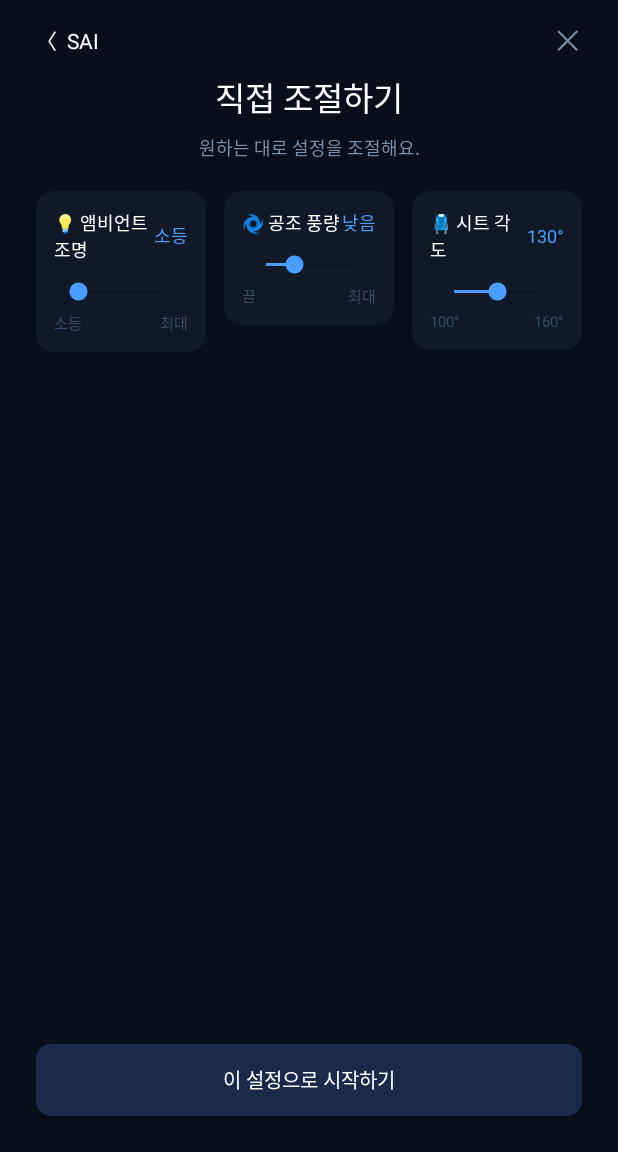
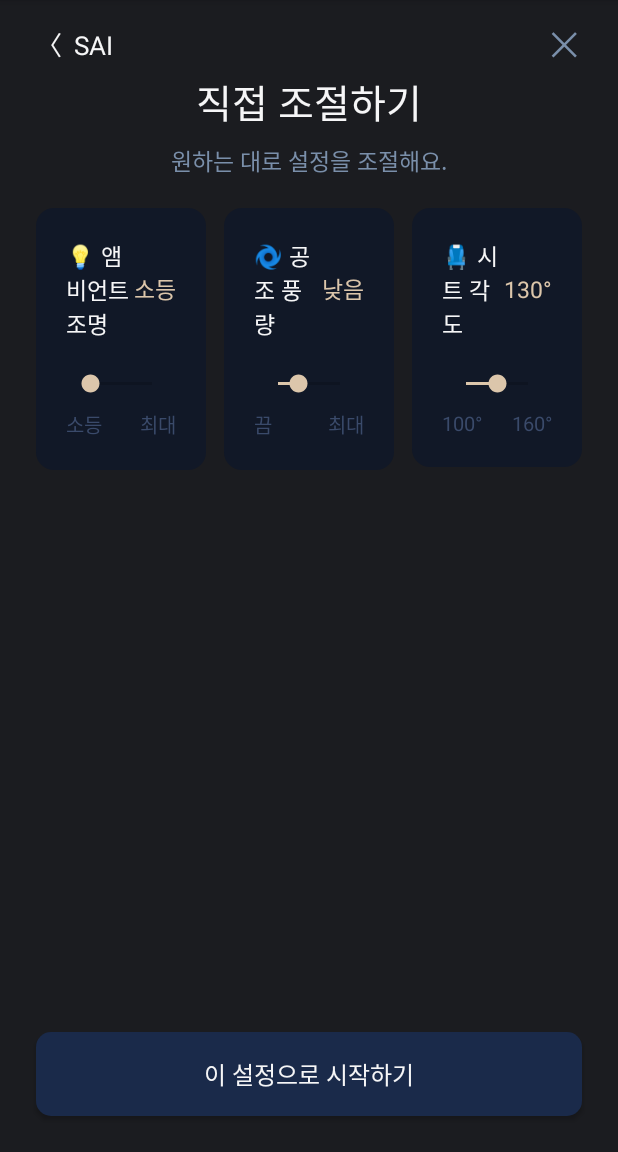
Before and after one commit to yoojinsong-cs/pleos-connect-app, an Android app: the NappingCustomActivity screen opened directly, with no data from a screen before it, on a phone screen of 412 x 824 dp, the part 84-1236 px from its top. Run offline under Robolectric (Android 15) with nearby library versions, the phone set to English and light mode, and no system bars.

Commit message:
UI 피드백 반영 및 뮤트 로직 수정

```diff
--- a/automotive/src/main/AndroidManifest.xml
+++ b/automotive/src/main/AndroidManifest.xml
@@ -15,7 +15,6 @@
         android:appCategory="audio"
         android:icon="@mipmap/ic_launcher"
         android:label="@string/app_name"
-        android:roundIcon="@mipmap/ic_launcher_round"
         android:supportsRtl="true"
         android:theme="@style/Theme.MyApplication">
 
--- a/automotive/src/main/res/layout/activity_napping_custom.xml
+++ b/automotive/src/main/res/layout/activity_napping_custom.xml
@@ -4,15 +4,15 @@
     xmlns:app="http://schemas.android.com/apk/res-auto"
     android:layout_width="match_parent"
     android:layout_height="match_parent"
-    android:background="#0A0E1A">
+    android:background="#1B1C20">
 
     <TextView
         android:id="@+id/tvBack"
         android:layout_width="wrap_content"
         android:layout_height="wrap_content"
         android:text="〈  SAI"
-        android:textColor="#FFFFFF"
-        android:textSize="14sp"
+        android:textColor="#F6F6F7"
+        android:textSize="17sp"
         android:layout_marginStart="24dp"
         android:layout_marginTop="16dp"
         app:layout_constraintTop_toTopOf="parent"
@@ -20,13 +20,13 @@
 
     <TextView
         android:id="@+id/btnClose"
-        android:layout_width="36dp"
-        android:layout_height="36dp"
+        android:layout_width="40dp"
+        android:layout_height="40dp"
         android:layout_marginEnd="16dp"
         android:layout_marginTop="8dp"
         android:text="✕"
         android:textColor="#7A8FAA"
-        android:textSize="18sp"
+        android:textSize="22sp"
         android:gravity="center"
         android:contentDescription="닫기"
         app:layout_constraintTop_toTopOf="parent"
@@ -37,8 +37,8 @@
         android:layout_width="wrap_content"
         android:layout_height="wrap_content"
         android:text="직접 조절하기"
-        android:textColor="#FFFFFF"
-        android:textSize="22sp"
+        android:textColor="#F6F6F7"
+        android:textSize="26sp"
         android:fontFamily="sans-serif-light"
         android:layout_marginTop="48dp"
         app:layout_constraintTop_toTopOf="parent"
@@ -51,13 +51,12 @@
         android:layout_height="wrap_content"
         android:text="원하는 대로 설정을 조절해요."
         android:textColor="#7A8FAA"
-        android:textSize="12sp"
+        android:textSize="15sp"
         android:layout_marginTop="8dp"
         app:layout_constraintTop_toBottomOf="@id/tvTitle"
         app:layout_constraintStart_toStartOf="parent"
         app:layout_constraintEnd_toEndOf="parent"/>
 
-    <!-- 카드 3개 가로 배열 -->
     <LinearLayout
         android:id="@+id/layoutCards"
         android:layout_width="0dp"
@@ -77,7 +76,7 @@
             android:layout_weight="1"
             android:orientation="vertical"
             android:background="@drawable/bg_card"
-            android:padding="12dp">
+            android:padding="20dp">
             <LinearLayout
                 android:layout_width="match_parent"
                 android:layout_height="wrap_content"
@@ -88,32 +87,32 @@
                     android:layout_height="wrap_content"
                     android:layout_weight="1"
                     android:text="💡 앰비언트 조명"
-                    android:textColor="#FFFFFF"
-                    android:textSize="12sp"/>
+                    android:textColor="#F6F6F7"
+                    android:textSize="15sp"/>
                 <TextView
                     android:id="@+id/tvLightValue"
                     android:layout_width="wrap_content"
                     android:layout_height="wrap_content"
                     android:text="소등"
-                    android:textColor="#4A9EFF"
-                    android:textSize="12sp"/>
+                    android:textColor="#DCC6AB"
+                    android:textSize="15sp"/>
             </LinearLayout>
             <SeekBar
                 android:id="@+id/seekLight"
                 android:layout_width="match_parent"
                 android:layout_height="wrap_content"
-                android:layout_marginTop="10dp"
+                android:layout_marginTop="20dp"
                 android:max="3"
                 android:progress="0"
-                android:progressTint="#4A9EFF"
-                android:thumbTint="#4A9EFF"/>
+                android:progressTint="#DCC6AB"
+                android:thumbTint="#DCC6AB"/>
             <LinearLayout
                 android:layout_width="match_parent"
                 android:layout_height="wrap_content"
                 android:orientation="horizontal"
-                android:layout_marginTop="4dp">
-                <TextView android:layout_width="0dp" android:layout_height="wrap_content" android:layout_weight="1" android:text="소등" android:textColor="#3A4A6A" android:textSize="10sp"/>
-                <TextView android:layout_width="wrap_content" android:layout_height="wrap_content" android:text="최대" android:textColor="#3A4A6A" android:textSize="10sp"/>
+                android:layout_marginTop="8dp">
+                <TextView android:layout_width="0dp" android:layout_height="wrap_content" android:layout_weight="1" android:text="소등" android:textColor="#3A4A6A" android:textSize="13sp"/>
+                <TextView android:layout_width="wrap_content" android:layout_height="wrap_content" android:text="최대" android:textColor="#3A4A6A" android:textSize="13sp"/>
             </LinearLayout>
         </LinearLayout>
 
@@ -124,7 +123,7 @@
             android:layout_weight="1"
             android:orientation="vertical"
             android:background="@drawable/bg_card"
-            android:padding="12dp"
+            android:padding="20dp"
             android:layout_marginStart="12dp"
             android:layout_marginEnd="12dp">
             <LinearLayout
@@ -137,32 +136,32 @@
                     android:layout_height="wrap_content"
                     android:layout_weight="1"
                     android:text="🌀 공조 풍량"
-                    android:textColor="#FFFFFF"
-                    android:textSize="12sp"/>
+                    android:textColor="#F6F6F7"
+                    android:textSize="15sp"/>
                 <TextView
                     android:id="@+id/tvFanValue"
                     android:layout_width="wrap_content"
                     android:layout_height="wrap_content"
                     android:text="낮음"
-                    android:textColor="#4A9EFF"
-                    android:textSize="12sp"/>
+                    android:textColor="#DCC6AB"
+                    android:textSize="15sp"/>
             </LinearLayout>
             <SeekBar
                 android:id="@+id/seekFan"
                 android:layout_width="match_parent"
                 android:layout_height="wrap_content"
-                android:layout_marginTop="10dp"
+                android:layout_marginTop="20dp"
                 android:max="3"
                 android:progress="1"
-                android:progressTint="#4A9EFF"
-                android:thumbTint="#4A9EFF"/>
+                android:progressTint="#DCC6AB"
+                android:thumbTint="#DCC6AB"/>
             <LinearLayout
                 android:layout_width="match_parent"
                 android:layout_height="wrap_content"
                 android:orientation="horizontal"
-                android:layout_marginTop="4dp">
-                <TextView android:layout_width="0dp" android:layout_height="wrap_content" android:layout_weight="1" android:text="끔" android:textColor="#3A4A6A" android:textSize="10sp"/>
-                <TextView android:layout_width="wrap_content" android:layout_height="wrap_content" android:text="최대" android:textColor="#3A4A6A" android:textSize="10sp"/>
+                android:layout_marginTop="8dp">
+                <TextView android:layout_width="0dp" android:layout_height="wrap_content" android:layout_weight="1" android:text="끔" android:textColor="#3A4A6A" android:textSize="13sp"/>
+                <TextView android:layout_width="wrap_content" android:layout_height="wrap_content" android:text="최대" android:textColor="#3A4A6A" android:textSize="13sp"/>
             </LinearLayout>
         </LinearLayout>
 
@@ -173,7 +172,7 @@
             android:layout_weight="1"
             android:orientation="vertical"
             android:background="@drawable/bg_card"
-            android:padding="12dp">
+            android:padding="20dp">
             <LinearLayout
                 android:layout_width="match_parent"
                 android:layout_height="wrap_content"
@@ -184,48 +183,47 @@
                     android:layout_height="wrap_content"
                     android:layout_weight="1"
                     android:text="💺 시트 각도"
-                    android:textColor="#FFFFFF"
-                    android:textSize="12sp"/>
+                    android:textColor="#F6F6F7"
+                    android:textSize="15sp"/>
                 <TextView
                     android:id="@+id/tvSeatValue"
                     android:layout_width="wrap_content"
                     android:layout_height="wrap_content"
                     android:text="130°"
-                    android:textColor="#4A9EFF"
-                    android:textSize="12sp"/>
+                    android:textColor="#DCC6AB"
+                    android:textSize="15sp"/>
             </LinearLayout>
             <SeekBar
                 android:id="@+id/seekSeat"
                 android:layout_width="match_parent"
                 android:layout_height="wrap_content"
-                android:layout_marginTop="10dp"
+                android:layout_marginTop="20dp"
                 android:max="60"
                 android:progress="30"
-                android:progressTint="#4A9EFF"
-                android:thumbTint="#4A9EFF"/>
+                android:progressTint="#DCC6AB"
+                android:thumbTint="#DCC6AB"/>
             <LinearLayout
                 android:layout_width="match_parent"
                 android:layout_height="wrap_content"
                 android:orientation="horizontal"
-                android:layout_marginTop="4dp">
-                <TextView android:layout_width="0dp" android:layout_height="wrap_content" android:layout_weight="1" android:text="100°" android:textColor="#3A4A6A" android:textSize="10sp"/>
-                <TextView android:layout_width="wrap_content" android:layout_height="wrap_content" android:text="160°" android:textColor="#3A4A6A" android:textSize="10sp"/>
+                android:layout_marginTop="8dp">
+                <TextView android:layout_width="0dp" android:layout_height="wrap_content" android:layout_weight="1" android:text="100°" android:textColor="#3A4A6A" android:textSize="13sp"/>
+                <TextView android:layout_width="wrap_content" android:layout_height="wrap_content" android:text="160°" android:textColor="#3A4A6A" android:textSize="13sp"/>
             </LinearLayout>
         </LinearLayout>
 
     </LinearLayout>
 
-    <!-- 시작 버튼 -->
     <Button
         android:id="@+id/btnStart"
         android:layout_width="0dp"
-        android:layout_height="48dp"
+        android:layout_height="56dp"
         android:layout_marginStart="24dp"
         android:layout_marginEnd="24dp"
         android:layout_marginBottom="24dp"
         android:text="이 설정으로 시작하기"
-        android:textColor="#FFFFFF"
-        android:textSize="13sp"
+        android:textColor="#F6F6F7"
+        android:textSize="16sp"
         android:background="@drawable/bg_button_primary"
         app:layout_constraintBottom_toBottomOf="parent"
         app:layout_constraintStart_toStartOf="parent"
```
Also changed, not shown: automotive/src/main/java/com/example/myapplication/NappingActivity.kt (+8 -4 lines), automotive/src/main/res/layout/activity_napping.xml (+27 -39 lines), automotive/src/main/res/layout/activity_napping_setting.xml (+40 -51 lines).
